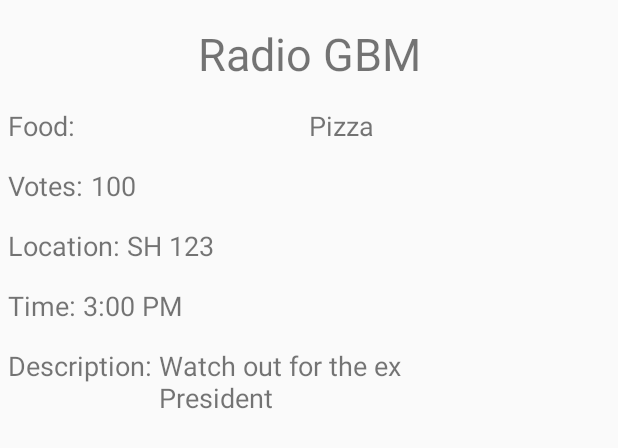
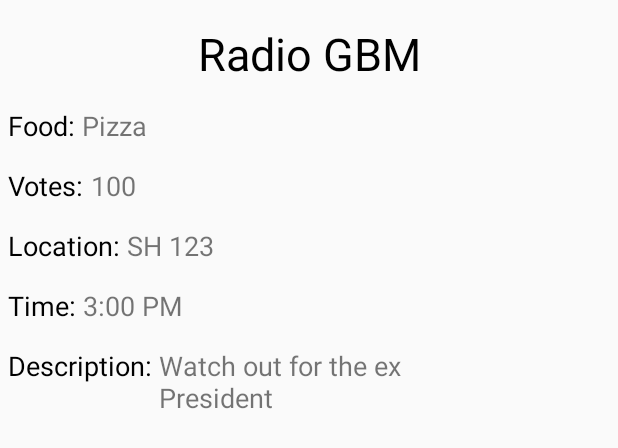
Before and after one commit to bkyras/mobilec17, an Android app: the layout fragment_post_detail.xml on its own in the app's theme, with its tools: preview values and no code run, on a phone screen of 412 x 824 dp. Shown: the top 448 px of the screen. Run offline under Robolectric (Android 15) with nearby library versions, the phone set to English and light mode, and no system bars.

Commit message:
Adds upvotes to posts, many layout changes

```diff
--- a/FeedMe/app/src/main/java/com/example/rgb/feedme/AddPost.java
+++ b/FeedMe/app/src/main/java/com/example/rgb/feedme/AddPost.java
@@ -141,10 +141,6 @@ public class AddPost extends DialogFragment implements GoogleApiClient.Connectio
             Toast.makeText(getActivity(), "No location", Toast.LENGTH_LONG).show();
 
         }
-
-
-
-
     }
 
     @Override
@@ -198,6 +194,7 @@ public class AddPost extends DialogFragment implements GoogleApiClient.Connectio
         values.put("longitude", currentLongitude);
         values.put("time", time.getText().toString());
         values.put("description", description.getText().toString());
+        values.put("upvotes", 0);
 
         db.insert("FeedMePosts", null, values);
         dismiss();
--- a/FeedMe/app/src/main/java/com/example/rgb/feedme/MainActivity.java
+++ b/FeedMe/app/src/main/java/com/example/rgb/feedme/MainActivity.java
@@ -4,6 +4,7 @@ import android.Manifest;
 import android.app.PendingIntent;
 import android.content.Intent;
 import android.content.pm.PackageManager;
+import android.database.sqlite.SQLiteDatabase;
 import android.location.Location;
 import android.net.Uri;
 import android.support.annotation.NonNull;
@@ -33,7 +34,6 @@ public class MainActivity extends AppCompatActivity implements TabLayout.OnTabSe
 
     @Override
     protected void onCreate(Bundle savedInstanceState) {
-
         super.onCreate(savedInstanceState);
         setContentView(R.layout.activity_main);
 
--- a/FeedMe/app/src/main/java/com/example/rgb/feedme/Post.java
+++ b/FeedMe/app/src/main/java/com/example/rgb/feedme/Post.java
@@ -12,6 +12,7 @@ public class Post {
     double latitude;
     String time;
     String description;
+    int upvotes;
 
     public Post() {
 
--- a/FeedMe/app/src/main/java/com/example/rgb/feedme/PostAdapter.java
+++ b/FeedMe/app/src/main/java/com/example/rgb/feedme/PostAdapter.java
@@ -28,9 +28,11 @@ public class PostAdapter extends ArrayAdapter<Post> {
 
         TextView eventName = (TextView) convertView.findViewById(R.id.eventNameID);
         TextView foodType = (TextView) convertView.findViewById(R.id.foodTypeID);
+        TextView upvotes = (TextView) convertView.findViewById(R.id.upvotesID);
 
         eventName.setText(p.eventTitle + ": ");
         foodType.setText(p.foodType);
+        upvotes.setText("Votes: " + p.upvotes);
 
         return convertView;
     }
--- a/FeedMe/app/src/main/java/com/example/rgb/feedme/PostDetail.java
+++ b/FeedMe/app/src/main/java/com/example/rgb/feedme/PostDetail.java
@@ -37,10 +37,12 @@ public class PostDetail extends DialogFragment {
             Double lat = args.getDouble("lat");
             String time = args.getString("time");
             String desc = args.getString("description");
+            int upvotes = args.getInt("upvotes");
+            String pop = "" + upvotes;
 
             TextView eventV = (TextView) v.findViewById(R.id.eventText);
             TextView foodV = (TextView) v.findViewById(R.id.food);
-            // TextView popV = (TextView) v.findViewById(R.id.pop);
+            TextView popV = (TextView) v.findViewById(R.id.pop);
             TextView locV = (TextView) v.findViewById(R.id.loc);
             TextView timeV = (TextView) v.findViewById(R.id.time);
             TextView descV = (TextView) v.findViewById(R.id.desc);
@@ -50,6 +52,7 @@ public class PostDetail extends DialogFragment {
             locV.setText(location);
             timeV.setText(time);
             descV.setText(desc);
+            popV.setText(pop);
 
         }
 
--- a/FeedMe/app/src/main/res/layout/fragment_post_detail.xml
+++ b/FeedMe/app/src/main/res/layout/fragment_post_detail.xml
@@ -22,14 +22,15 @@
                 android:layout_height="wrap_content"
                 android:id="@+id/eventText"
                 android:gravity="center_horizontal"
-                android:textSize="30sp" />
+                android:textSize="30sp"
+                android:textColor="@android:color/black" />
 
         </LinearLayout>
 
         <LinearLayout
             android:orientation="horizontal"
             android:layout_marginTop="15dp"
-            android:layout_width="match_parent"
+            android:layout_width="wrap_content"
             android:layout_height="wrap_content"
             android:layout_marginLeft="5dp"
             android:layout_marginRight="5dp">
@@ -40,7 +41,8 @@
                 android:layout_height="wrap_content"
                 android:id="@+id/foodText"
                 android:layout_weight="1"
-                android:textSize="18sp" />
+                android:textSize="18sp"
+                android:textColor="@android:color/black" />
 
             <TextView
                 android:text="Pizza"
@@ -66,7 +68,8 @@
                 android:layout_height="wrap_content"
                 android:id="@+id/popText"
                 android:layout_weight="1"
-                android:textSize="18sp" />
+                android:textSize="18sp"
+                android:textColor="@android:color/black" />
 
             <TextView
                 android:text="100"
@@ -92,7 +95,8 @@
                 android:layout_height="wrap_content"
                 android:id="@+id/locText"
                 android:layout_weight="1"
-                android:textSize="18sp" />
+                android:textSize="18sp"
+                android:textColor="@android:color/black" />
 
             <TextView
                 android:text="SH 123"
@@ -118,7 +122,8 @@
                 android:layout_height="wrap_content"
                 android:id="@+id/timeText"
                 android:layout_weight="1"
-                android:textSize="18sp" />
+                android:textSize="18sp"
+                android:textColor="@android:color/black" />
 
             <TextView
                 android:text="3:00 PM"
@@ -144,7 +149,8 @@
                 android:layout_height="wrap_content"
                 android:id="@+id/descText"
                 android:layout_weight="1"
-                android:textSize="18sp" />
+                android:textSize="18sp"
+                android:textColor="@android:color/black" />
 
             <TextView
                 android:text="Watch out for the ex President"
```
Also changed, not shown: FeedMe/app/src/main/java/com/example/rgb/feedme/DBHelper.java (+11 -4 lines), FeedMe/app/src/main/java/com/example/rgb/feedme/Tab1.java (+15 -8 lines), FeedMe/app/src/main/res/layout/post_in_feed_view.xml (+19 -3 lines).
